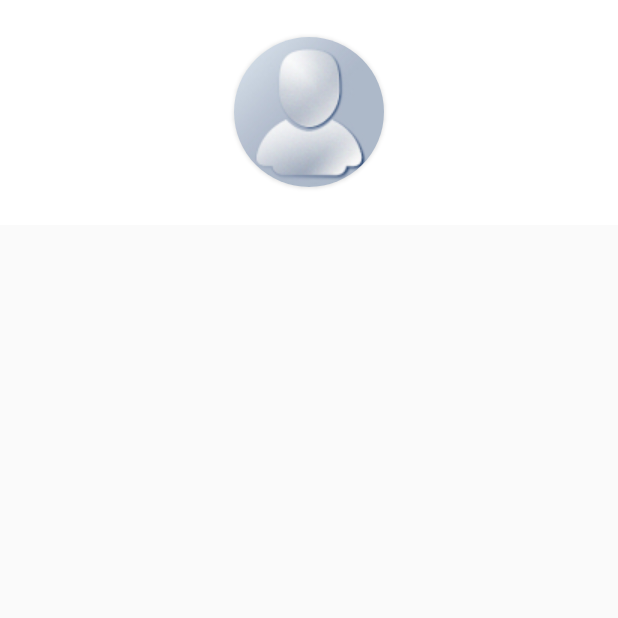
After one commit to wapchief/android-CollectionDemo, an Android app: the UpdatePhotoActivity screen opened directly, with no data from a screen before it, on a phone screen of 412 x 824 dp, the top half of it. The commit adds this screen. Run offline under Robolectric (Android 15) with nearby library versions, the phone set to English and light mode, and no system bars; our stand-ins replace ButterKnife.

Commit message:
图片选择器

```diff
--- a/app/src/main/java/wapchief/com/collectiondemo/bean/NewBeans.java
+++ b/app/src/main/java/wapchief/com/collectiondemo/bean/NewBeans.java
@@ -1,7 +1,7 @@
 package wapchief.com.collectiondemo.bean;
 
 /**
- * Created by WuBing on 2017/1/6 0006 下午 2:12.
+ * Created by Wu on 2017/1/6 0006 下午 2:12.
  * 描述：
  */
 public class NewBeans {
--- /dev/null
+++ b/app/src/main/res/anim/bottom_in.xml
@@ -0,0 +1,7 @@
+<?xml version="1.0" encoding="utf-8"?>
+<set xmlns:android="http://schemas.android.com/apk/res/android">
+    <translate
+        android:fromYDelta="100%p"
+        android:duration="500"
+        />
+</set>
--- /dev/null
+++ b/app/src/main/res/anim/bottom_out.xml
@@ -0,0 +1,9 @@
+<?xml version="1.0" encoding="utf-8"?>
+<set xmlns:android="http://schemas.android.com/apk/res/android" >
+
+    <translate
+        android:toYDelta="100%p"
+        android:duration="500"
+        />
+
+</set>
--- a/app/src/main/res/layout/activity_main.xml
+++ b/app/src/main/res/layout/activity_main.xml
@@ -54,6 +54,12 @@
             android:layout_width="wrap_content"
             android:layout_height="50dp"
             android:textAllCaps="false"/>
+        <Button
+            android:id="@+id/bt_cardview"
+            android:text="CardView上传图片"
+            android:layout_width="wrap_content"
+            android:layout_height="50dp"
+            android:textAllCaps="false"/>
     </LinearLayout>
 
     <android.support.v7.widget.RecyclerView
--- /dev/null
+++ b/app/src/main/res/layout/update_photo.xml
@@ -0,0 +1,31 @@
+<?xml version="1.0" encoding="utf-8"?>
+<LinearLayout xmlns:android="http://schemas.android.com/apk/res/android"
+    xmlns:app="http://schemas.android.com/apk/res-auto"
+    android:orientation="vertical"
+    android:layout_width="match_parent"
+    android:layout_height="match_parent">
+
+    <LinearLayout
+        android:id="@+id/ll_update"
+        android:layout_width="match_parent"
+        android:layout_height="150dp"
+        android:orientation="horizontal"
+        android:background="@color/white"
+        android:gravity="center">
+
+        <android.support.v7.widget.CardView
+            android:layout_width="100dp"
+            android:layout_height="100dp"
+            android:background="@android:color/darker_gray"
+            app:cardCornerRadius="50dp">
+
+            <ImageView
+                android:id="@+id/cardview_img"
+                android:layout_width="match_parent"
+                android:layout_height="match_parent"
+                android:src="@mipmap/img_none"/>
+        </android.support.v7.widget.CardView>
+
+    </LinearLayout>
+
+</LinearLayout>
--- a/app/src/main/res/values/styles.xml
+++ b/app/src/main/res/values/styles.xml
@@ -28,4 +28,16 @@
         <item name="android:layout_height">0.5dp</item>
         <item name="android:background">@color/gray</item>
     </style>
+
+    <style name="dialog_photo"
+        parent="android:style/Theme.Dialog">
+        <item name="android:background">#00000000</item>
+        <item name="android:windowBackground">@android:color/transparent</item>
+        <item name="android:windowNoTitle">true</item>
+        <item name="android:windowIsFloating">true</item>
+    </style>
+    <style name="Dialog_Anim_Style" parent="android:Animation" >
+        <item name="@android:windowEnterAnimation">@anim/bottom_in</item>  //进入时的动画
+        <item name="@android:windowExitAnimation">@anim/bottom_out</item>    //退出时的动画
+    </style>
 </resources>
```
Also changed, not shown: app/build.gradle (+7 -4 lines), app/src/main/AndroidManifest.xml (+6 -3 lines), app/src/main/java/wapchief/com/collectiondemo/MainActivity.java (+9 -1 lines), app/src/main/java/wapchief/com/collectiondemo/activity/OkhttpRetrofitActivity.java (+57 -6 lines), app/src/main/java/wapchief/com/collectiondemo/activity/UpdatePhotoActivity.java (added, +228 -0 lines), app/src/main/res/layout/show_head_dialog.xml (added, +58 -0 lines), app/src/main/res/mipmap-hdpi/img_none.jpg (added).
